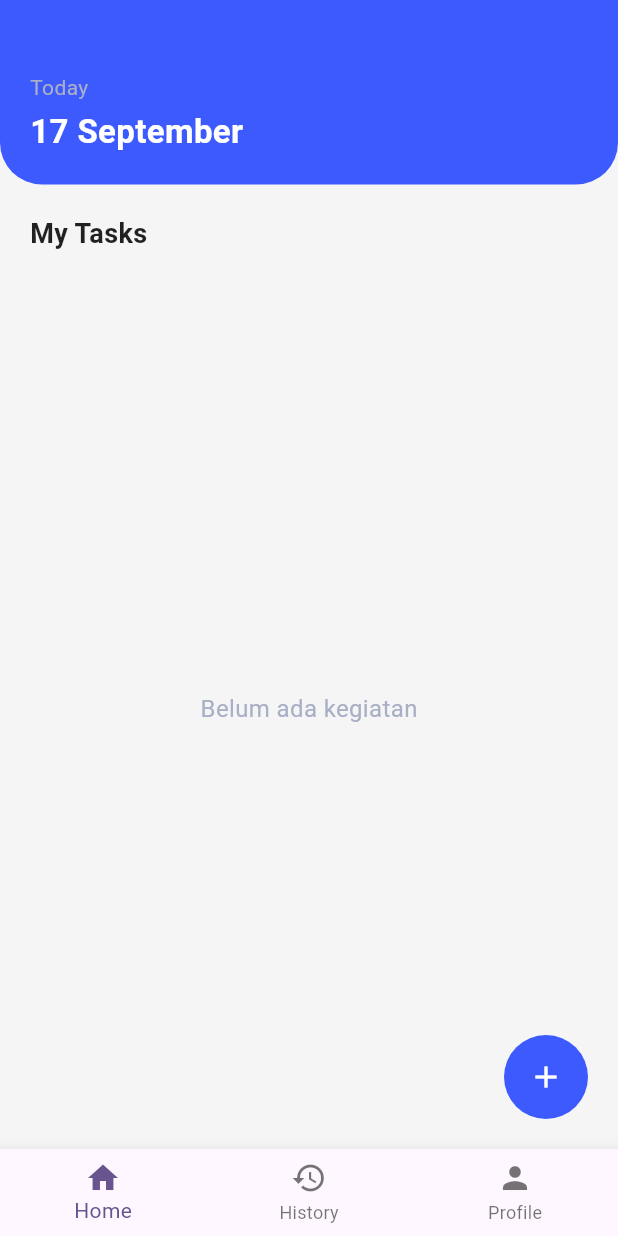
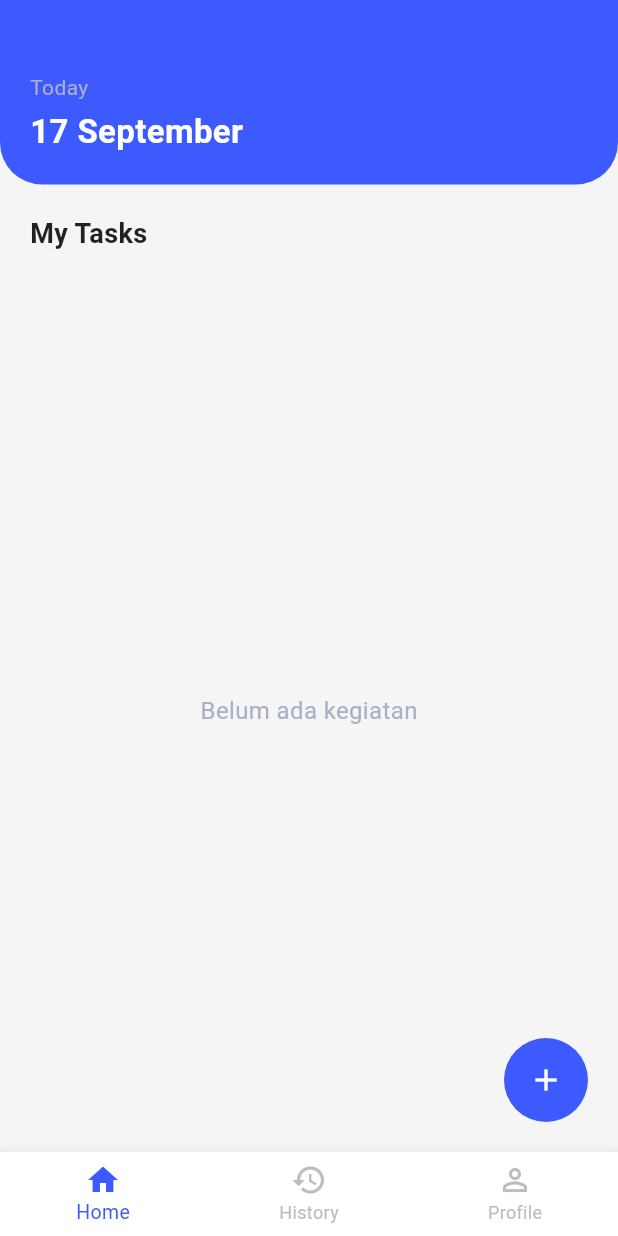
Before and after one commit to fahmilavender/ulangan_flutter, a Flutter app: the DashboardPage screen opened by its route, on a phone screen of 412 x 824 dp. Run offline on Flutter 3.47's test engine with Material 3 defaults, Android fonts, the phone set to English and light mode, and no system bars; our stand-ins replace get.

Commit message:
change style navbar

```diff
--- a/lib/components/customcolors.dart
+++ b/lib/components/customcolors.dart
@@ -31,6 +31,7 @@ class Customcolors {
   static const Color iconGrey = Color(0xFF9E9E9E);
   static const Color cardSelected = Color(0xFF3D5AFE);
   static final Color cardBorder = Colors.grey.shade300;
+  static final Color grey400 = Colors.grey.shade400;
   static var grey300;
 
 }
--- a/lib/pages/dashboard_page.dart
+++ b/lib/pages/dashboard_page.dart
@@ -1,5 +1,6 @@
 import 'package:flutter/material.dart';
 import 'package:get/get.dart';
+import 'package:ulangan_flutter/components/customcolors.dart';
 import 'package:ulangan_flutter/controllers/home_controller.dart';
 
 class DashboardPage extends StatelessWidget {
@@ -9,26 +10,40 @@ class DashboardPage extends StatelessWidget {
 
   @override
   Widget build(BuildContext context) {
-    return Obx(() => Scaffold(
+    return Obx(
+      () => Scaffold(
         body: homeController.pages[homeController.selectedIndex.value],
+
         bottomNavigationBar: BottomNavigationBar(
           currentIndex: homeController.selectedIndex.value,
           onTap: homeController.changePage,
+          type: BottomNavigationBarType.fixed,
+          backgroundColor: Customcolors.white,
+          elevation: 8,
+          selectedItemColor: Customcolors.bluewidget,
+          unselectedItemColor: Customcolors.grey400,
+          selectedFontSize: 13,
+          unselectedFontSize: 12,
+          showUnselectedLabels: true,
           items: const [
             BottomNavigationBarItem(
-            icon: Icon(Icons.home),
+              icon: Icon(Icons.home_outlined),
+              activeIcon: Icon(Icons.home),
               label: "Home",
             ),
             BottomNavigationBarItem(
-            icon: Icon(Icons.history),
+              icon: Icon(Icons.history_outlined),
+              activeIcon: Icon(Icons.history),
               label: "History",
             ),
             BottomNavigationBarItem(
-            icon: Icon(Icons.person),
+              icon: Icon(Icons.person_outline),
+              activeIcon: Icon(Icons.person),
               label: "Profile",
             ),
           ],
         ),
-    ));
+      ),
+    );
   }
 }
--- a/lib/pages/history_page.dart
+++ b/lib/pages/history_page.dart
@@ -12,7 +12,7 @@ class HistoryPage extends StatelessWidget {
   @override
   Widget build(BuildContext context) {
     return Scaffold(
-      backgroundColor: Customcolors.background,
+      backgroundColor: Customcolors.bghome,
       appBar: AppBar(
         title: const Text("History"),
         backgroundColor: Customcolors.bluecontainer,
--- a/lib/pages/home_page.dart
+++ b/lib/pages/home_page.dart
@@ -135,7 +135,7 @@ class _HomePageState extends State<HomePage> {
               onPressed: () => Get.toNamed(AppRoutes.addTodo),
               backgroundColor: Customcolors.bluewidget,
               icon: Icons.add,
-              iconColor: Customcolors.background,
+              iconColor: Customcolors.white,
               size: 56,
             ),
           ),
--- a/lib/pages/profile_page.dart
+++ b/lib/pages/profile_page.dart
@@ -7,7 +7,7 @@ class ProfilePage extends StatelessWidget {
   @override
   Widget build(BuildContext context) {
     return Scaffold(
-      backgroundColor: Customcolors.white,
+      backgroundColor: Customcolors.bghome,
       appBar: AppBar(
         title: const Text("Profile Page"),
         backgroundColor: Customcolors.bluecontainer,
```
Lines whose indentation alone changed are shown as unchanged.
